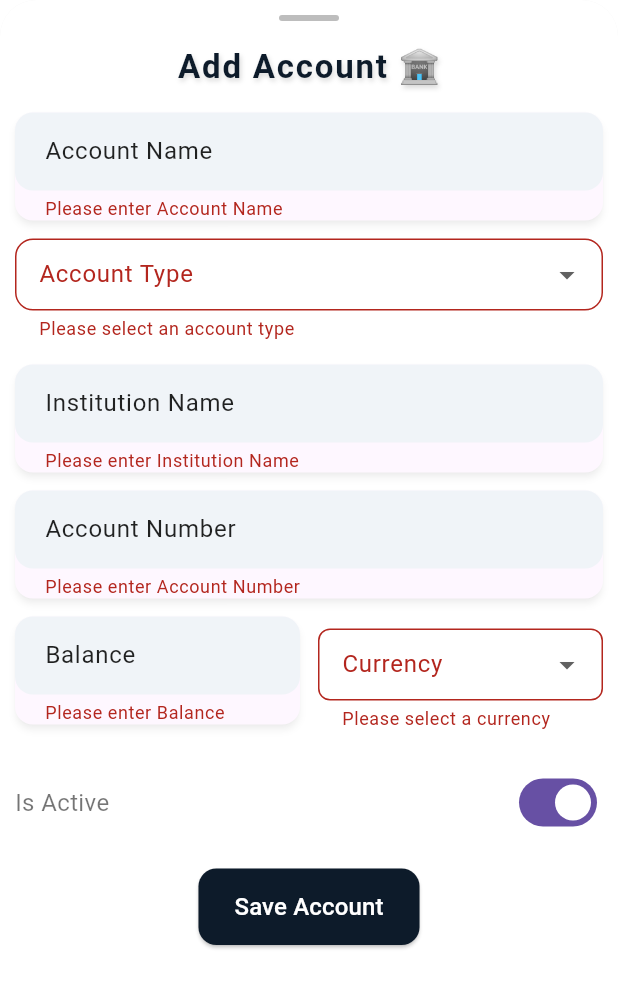
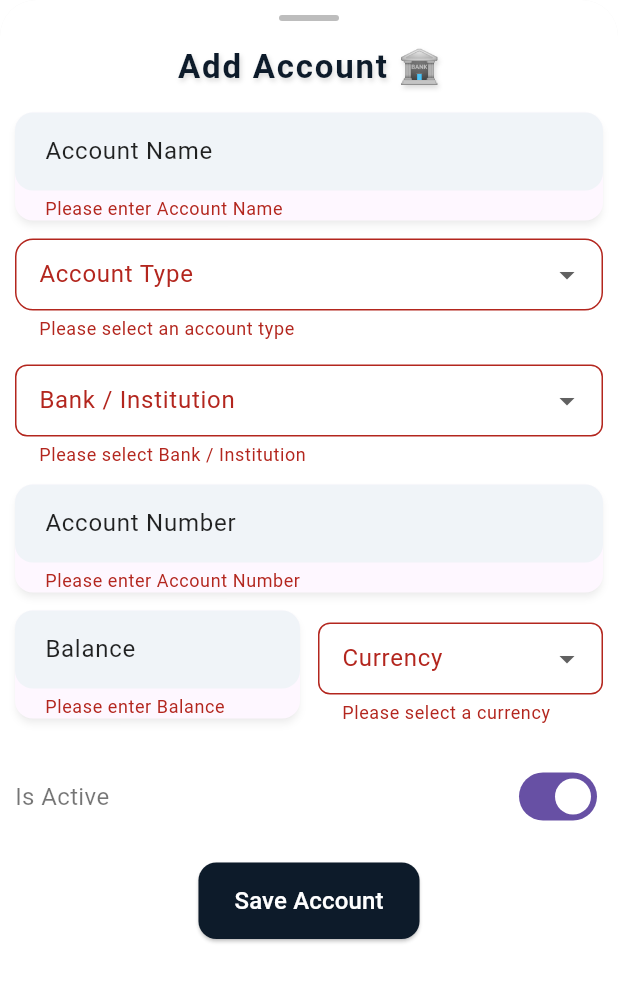
Before and after one commit to vedw3je/Finzenz_Application, a Flutter app: the AccountModal widget shown alone on an empty page, opened directly, after a tap on "Save Account", on a phone screen of 412 x 824 dp. Shown: the top 988 px of the screen. Run offline on Flutter 3.47's test engine with Material 3 defaults, Android fonts, the phone set to English and light mode, and no system bars; our stand-ins replace equatable, flutter_bloc, get_it, google_fonts, lottie, shared_preferences; accounts and stored records are empty; Roboto replaces fonts that are missing (PlayfairDisplay).

Commit message:
add account updated

```diff
--- /dev/null
+++ b/lib/modules/add_account/helper/bank_data.dart
@@ -0,0 +1,20 @@
+// bank_data.dart
+
+final Map<String, String> bankInstitutes = {
+  "SBI": "State Bank of India",
+  "HDFC": "HDFC Bank",
+  "ICICI": "ICICI Bank",
+  "PNB": "Punjab National Bank",
+  "AXIS": "Axis Bank",
+  "CITI": "Citibank",
+  "HSBC": "HSBC Bank",
+  "BOB": "Bank of Baroda",
+  "SCB": "Standard Chartered Bank",
+  "DBS": "DBS Bank",
+  "CHASE": "JP Morgan Chase",
+  "BOA": "Bank of America",
+  "BNP": "BNP Paribas",
+  "DEUT": "Deutsche Bank",
+  "UBS": "UBS Group",
+  "BARC": "Barclays Bank",
+};
--- a/lib/modules/add_account/screens/account_modal.dart
+++ b/lib/modules/add_account/screens/account_modal.dart
@@ -1,7 +1,12 @@
+import 'dart:developer';
 import 'dart:ui';
+import 'package:finzenz_app/commonwidgets/alert_box.dart';
+import 'package:finzenz_app/modules/add_account/widgets/bank_dropdown.dart';
+import 'package:finzenz_app/modules/home/bloc/home_cubit.dart';
+import 'package:finzenz_app/modules/home/bloc/home_state.dart';
 import 'package:finzenz_app/modules/home/repository/account_repository.dart';
 import 'package:flutter/material.dart';
-
+import 'package:flutter_bloc/flutter_bloc.dart';
 
 import '../../../commonwidgets/textfieldwidget.dart';
 import '../../../prefservice.dart';
@@ -22,8 +27,10 @@ class _AccountModalState extends State<AccountModal> {
 
   String? selectedAccountType;
   final TextEditingController _accountNameController = TextEditingController();
-  final TextEditingController _institutionNameController = TextEditingController();
-  final TextEditingController _accountNumberController = TextEditingController();
+  final TextEditingController _institutionNameController =
+      TextEditingController();
+  final TextEditingController _accountNumberController =
+      TextEditingController();
   final TextEditingController _balanceController = TextEditingController();
   final TextEditingController _currencyController = TextEditingController();
   bool _isActive = true;
@@ -48,7 +55,10 @@ class _AccountModalState extends State<AccountModal> {
               ),
             ],
           ),
-          child: SingleChildScrollView(
+          child: BlocBuilder<HomeCubit, HomeState>(
+            builder: (context, state) {
+              final cubit = context.read<HomeCubit>();
+              return SingleChildScrollView(
                 child: Form(
                   key: formKey,
                   child: Column(
@@ -69,7 +79,8 @@ class _AccountModalState extends State<AccountModal> {
 
                       Text(
                         "Add Account 🏦",
-                    style: Theme.of(context).textTheme.headlineSmall?.copyWith(
+                        style: Theme.of(context).textTheme.headlineSmall
+                            ?.copyWith(
                               fontWeight: FontWeight.w600,
                               letterSpacing: 1.2,
                               fontSize: 22,
@@ -103,9 +114,13 @@ class _AccountModalState extends State<AccountModal> {
                       ),
                       const SizedBox(height: 16),
 
-                  _buildAppTextFormField(
-                    label: "Institution Name",
-                    hintText: "e.g. SBI , HDFC",
+                      // _buildAppTextFormField(
+                      //   label: "Institution Name",
+                      //   hintText: "e.g. SBI , HDFC",
+                      //   controller: _institutionNameController,
+                      // ),
+                      BankDropdown(
+                        label: "Bank / Institution",
                         controller: _institutionNameController,
                       ),
 
@@ -129,7 +144,9 @@ class _AccountModalState extends State<AccountModal> {
                           const SizedBox(width: 12),
                           Expanded(
                             child: CurrencyPicker(
-                          selectedCurrency: _currencyController.text.isEmpty ? null : _currencyController.text,
+                              selectedCurrency: _currencyController.text.isEmpty
+                                  ? null
+                                  : _currencyController.text,
                               onChanged: (value) {
                                 _currencyController.text = value;
                               },
@@ -138,13 +155,15 @@ class _AccountModalState extends State<AccountModal> {
                         ],
                       ),
 
-
                       const SizedBox(height: 16),
 
                       Row(
                         mainAxisAlignment: MainAxisAlignment.spaceBetween,
                         children: [
-                      const Text("Is Active", style: TextStyle(fontSize: 16)),
+                          const Text(
+                            "Is Active",
+                            style: TextStyle(fontSize: 16),
+                          ),
                           Switch(
                             value: _isActive,
                             onChanged: (value) {
@@ -164,7 +183,10 @@ class _AccountModalState extends State<AccountModal> {
                           shape: RoundedRectangleBorder(
                             borderRadius: BorderRadius.circular(12),
                           ),
-                      padding: const EdgeInsets.symmetric(vertical: 14, horizontal: 24),
+                          padding: const EdgeInsets.symmetric(
+                            vertical: 14,
+                            horizontal: 24,
+                          ),
                         ),
                         onPressed: () async {
                           if (formKey.currentState!.validate()) {
@@ -176,26 +198,55 @@ class _AccountModalState extends State<AccountModal> {
                             final userId = user.id;
                             final saved = await AccountRepository().saveAccount(
                               accountName: _accountNameController.text,
-                          accountType: AccountTypeSelector.getTypeName(selectedAccountType!),
+                              accountType: AccountTypeSelector.getTypeName(
+                                selectedAccountType!,
+                              ),
                               institutionName: _institutionNameController.text,
                               accountNumber: _accountNumberController.text,
-                          balance: double.tryParse(_balanceController.text) ?? 0.0,
+                              balance:
+                                  double.tryParse(_balanceController.text) ??
+                                  0.0,
                               currency: _currencyController.text,
                               isActive: _isActive,
                               userId: userId,
                             );
+                            if (saved) {
+                              await showDialog(
+                                context: widget.parentContext,
+                                builder: (context) => const FinzenzAlert(
+                                  title: "Save Account Successful",
+                                  body:
+                                      "Your Account has been saved successfully!",
+                                ),
+                              );
+                              cubit.fetchAccounts();
+
+                              Navigator.pop(context);
+                            } else {
+                              showDialog(
+                                context: widget.parentContext,
+                                builder: (context) => const FinzenzAlert(
+                                  title: "Account Could not be saved",
+                                  body:
+                                      "Your Account could not be saved. Please try again!",
+                                ),
+                              );
+                            }
 
                             print("Account Saved: $saved");
-
-                        Navigator.pop(context);
                           }
                         },
 
-                    child: const Text("Save Account", style: TextStyle(color: Colors.white, fontSize: 16)),
+                        child: const Text(
+                          "Save Account",
+                          style: TextStyle(color: Colors.white, fontSize: 16),
+                        ),
                       ),
                     ],
                   ),
                 ),
+              );
+            },
           ),
         ),
       ),
--- /dev/null
+++ b/lib/modules/add_account/widgets/bank_dropdown.dart
@@ -0,0 +1,57 @@
+import 'package:flutter/material.dart';
+
+import '../helper/bank_data.dart';
+
+class BankDropdown extends StatefulWidget {
+  final String label;
+  final TextEditingController controller;
+
+  const BankDropdown({
+    super.key,
+    required this.label,
+    required this.controller,
+  });
+
+  @override
+  State<BankDropdown> createState() => _BankDropdownState();
+}
+
+class _BankDropdownState extends State<BankDropdown> {
+  String? selectedCode;
+
+  @override
+  Widget build(BuildContext context) {
+    return Padding(
+      padding: const EdgeInsets.only(bottom: 12.0),
+      child: DropdownButtonFormField<String>(
+        value: selectedCode,
+        decoration: InputDecoration(
+          labelText: widget.label,
+          border: OutlineInputBorder(borderRadius: BorderRadius.circular(8)),
+          contentPadding: const EdgeInsets.symmetric(
+            horizontal: 12,
+            vertical: 10,
+          ),
+        ),
+        items: bankInstitutes.entries.map((entry) {
+          return DropdownMenuItem<String>(
+            value: entry.key, // Code stored in controller
+            child: Text(entry.value), // Full name shown
+          );
+        }).toList(),
+        onChanged: (value) {
+          setState(() {
+            selectedCode = value;
+          });
+          widget.controller.text = value ?? ''; // Store only the code
+        },
+        validator: (value) {
+          if (value == null || value.isEmpty) {
+            return "Please select ${widget.label}";
+          }
+          return null;
+        },
+      ),
+    );
+  }
+}
```
Also changed, not shown: lib/commonwidgets/alert_box.dart (added, +114 -0 lines). Lines whose indentation alone changed are shown as unchanged.
